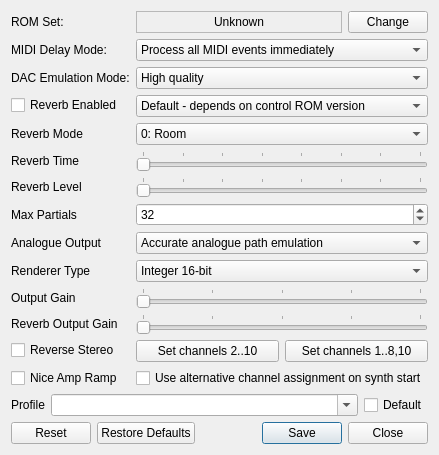
Qt form 3rdParty/munt/mt32emu_qt/src/SynthPropertiesDialog.ui (stuerp/foo_midi) before a commit.
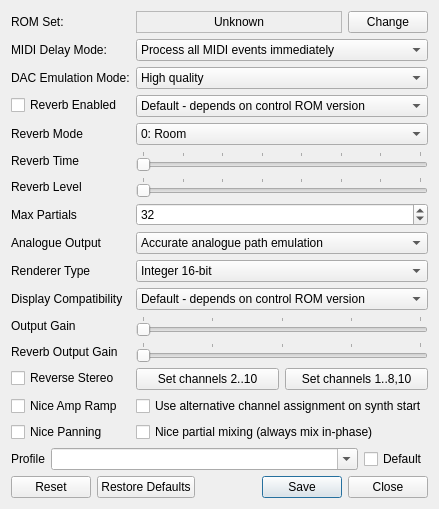
The same form after that commit.

```diff
--- a/3rdParty/munt/mt32emu_qt/src/SynthPropertiesDialog.ui
+++ b/3rdParty/munt/mt32emu_qt/src/SynthPropertiesDialog.ui
@@ -328,13 +328,44 @@
       </widget>
      </item>
      <item row="10" column="0">
+      <widget class="QLabel" name="label_11">
+       <property name="text">
+        <string>Display Compatibility</string>
+       </property>
+      </widget>
+     </item>
+     <item row="10" column="1">
+      <widget class="QComboBox" name="displayCompatibilityComboBox">
+       <property name="toolTip">
+        <string>Display Compatibility Mode
+
+Select display emulation model to enable features specific to old-gen units vs. new-gen units (including CM-32L, as if a LCD was connected).</string>
+       </property>
+       <item>
+        <property name="text">
+         <string>Default - depends on control ROM version</string>
+        </property>
+       </item>
+       <item>
+        <property name="text">
+         <string>Compatible with old-gen MT-32</string>
+        </property>
+       </item>
+       <item>
+        <property name="text">
+         <string>Compatible with new-gen MT-32 (and CM-32L)</string>
+        </property>
+       </item>
+      </widget>
+     </item>
+     <item row="11" column="0">
       <widget class="QLabel" name="label_5">
        <property name="text">
         <string>Output Gain</string>
        </property>
       </widget>
      </item>
-     <item row="10" column="1">
+     <item row="11" column="1">
       <widget class="QSlider" name="outputGainSlider">
        <property name="maximum">
         <number>400</number>
@@ -350,14 +381,14 @@
        </property>
       </widget>
      </item>
-     <item row="11" column="0">
+     <item row="12" column="0">
       <widget class="QLabel" name="label_6">
        <property name="text">
         <string>Reverb Output Gain</string>
        </property>
       </widget>
      </item>
-     <item row="11" column="1">
+     <item row="12" column="1">
       <widget class="QSlider" name="reverbOutputGainSlider">
        <property name="maximum">
         <number>400</number>
@@ -373,7 +404,7 @@
        </property>
       </widget>
      </item>
-     <item row="12" column="0">
+     <item row="13" column="0">
       <widget class="QCheckBox" name="reverseStereoCheckBox">
        <property name="text">
         <string>Reverse Stereo</string>
@@ -383,7 +414,7 @@
        </property>
       </widget>
      </item>
-     <item row="12" column="1">
+     <item row="13" column="1">
       <layout class="QHBoxLayout" name="horizontalLayout_3">
        <item>
         <widget class="QPushButton" name="assignChannels2_10Button">
@@ -407,7 +438,7 @@
        </item>
       </layout>
      </item>
-     <item row="13" column="0">
+     <item row="14" column="0">
       <widget class="QCheckBox" name="niceAmpRampCheckBox">
        <property name="toolTip">
         <string>Toggles improved emulation of amplitude ramp in sustain phase.
@@ -422,7 +453,7 @@
        </property>
       </widget>
      </item>
-     <item row="13" column="1">
+     <item row="14" column="1">
       <widget class="QCheckBox" name="engageChannel1CheckBox">
        <property name="text">
         <string>Use alternative channel assignment on synth start</string>
@@ -432,6 +463,45 @@
        </property>
       </widget>
      </item>
+     <item row="15" column="0">
+      <widget class="QCheckBox" name="nicePanningCheckBox">
+       <property name="toolTip">
+        <string>Enlarges the allowed value range for the pan-pot setting, providing for smoother panning.
+
+Despite MT-32 MIDI implementation indicates allowed PANPOT range 0-14,
+the LA32 chip actually recognises values 0-7 only. By enabling this option,
+we degrade emulation accuracy a bit, pretending that LA32 handled all values as distinct,
+e.g. making possible for a 1-partial timbre to sound at the perfect stereo centre.
+
+Note, this option has no effect on partial pairs within the stereo structures (8 and 9).</string>
+       </property>
+       <property name="text">
+        <string>Nice Panning</string>
+       </property>
+      </widget>
+     </item>
+     <item row="15" column="1">
+      <widget class="QCheckBox" name="nicePartialMixingCheckBox">
+       <property name="toolTip">
+        <string>Disables occasional counter-phase mixing of partials that the LA32 chip exhibits.
+
+This behaviour is usually hard to notice unless playing a timbre with two or more
+partials that sound very close. Such timbres sound very differently in case
+of counter-phase mixing since the partials in a pair cancel out each other (mostly).
+
+By enabling this option, we make sure that the timbres, that comprise of closely
+sounding partials, are mixed in a more predictable way, again at the expense
+of somewhat degraded emulation accuracy. Additionally, the output signal has better
+chances to overdrive, so the output quality may be affected (e.g. due to by clipping).</string>
+       </property>
+       <property name="text">
+        <string>Nice partial mixing (always mix in-phase)</string>
+       </property>
+       <property name="tristate">
+        <bool>false</bool>
+       </property>
+      </widget>
+     </item>
     </layout>
    </item>
    <item>
```
Left out of the diff: 22 changed lines with no effect on the pictures.
